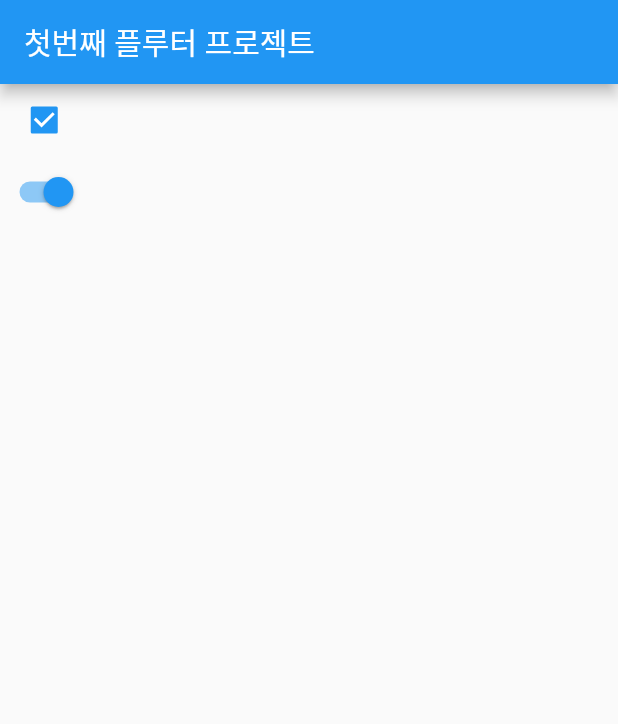
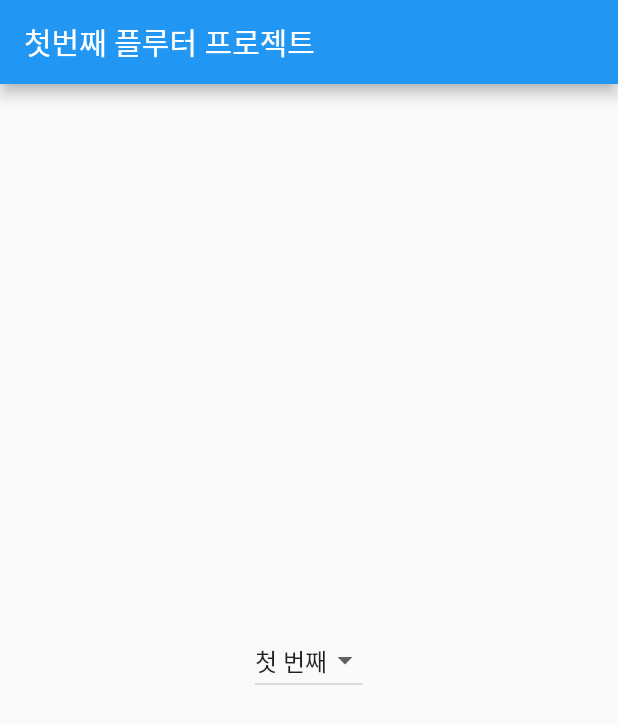
Before and after one commit to doyeooni/project1, a Flutter app: the screen it shows after launch, on a phone screen of 412 x 824 dp. Shown: the top 724 px of the screen. Run offline on Flutter 3.47's test engine with Material 2 defaults, Android fonts, the phone set to English and light mode, and no system bars.

Commit message:
DropDownButton

```diff
--- a/lib/main.dart
+++ b/lib/main.dart
@@ -30,8 +30,10 @@ class MyHomePage extends StatefulWidget {
 }
 
 class _MyHomePageState extends State<MyHomePage> {
-v  TextEditingController controller = TextEditingController();
+  TextEditingController controller = TextEditingController();
   var val = true;
+  final _valueList = ['첫 번째', '두 번째', '세 번째'];
+  var _selectedValue = '첫 번째';
 
   @override
   Widget build(BuildContext context) {
@@ -47,25 +49,25 @@ v  TextEditingController controller = TextEditingController();
         // the App.build method, and use it to set our appbar title.
         title: Text(widget.title),
       ),
-      body: Column(
-        children: [
-          Checkbox(
-              value: val,
-              onChanged: (value) {
-                setState(() {
-                  val = value!;
-                });
-              }),
-          Switch(
-              value: val,
-              onChanged: (value) {
-                setState(() {
-                  val = value!;
-                });
-              })
-        ],
-      ),
-      // This trailing comma makes auto-formatting nicer for build methods.
+      body: Center(
+        child: DropdownButton(
+          value : _selectedValue,
+          items : _valueList.map(
+              (value) {
+                return DropdownMenuItem(
+                  value: value,
+                    child: Text(value),
+                );
+              },
+          ).toList(),
+          onChanged: (value) {
+            setState(() {
+              _selectedValue = value!;
+            });
+          },
+        ),
+      )
+
     );
   }
 }
```
